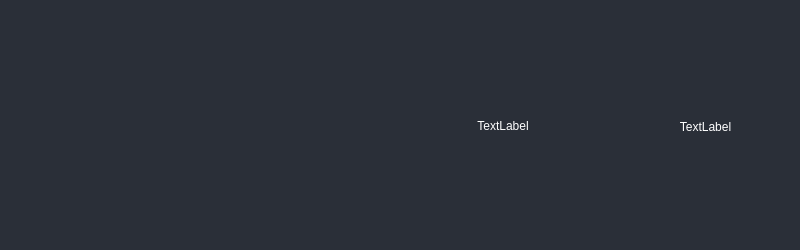
Qt form forms/elementProductInCart.ui (LunexCoding/MiniShopUI) before a commit.
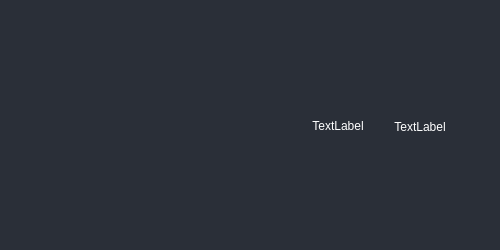
The same form after that commit. Icons and pictures are not drawn.

```diff
--- a/forms/elementProductInCart.ui
+++ b/forms/elementProductInCart.ui
@@ -6,7 +6,7 @@
    <rect>
     <x>0</x>
     <y>0</y>
-    <width>800</width>
+    <width>500</width>
     <height>250</height>
    </rect>
   </property>
@@ -18,13 +18,13 @@
   </property>
   <property name="minimumSize">
    <size>
-    <width>800</width>
+    <width>500</width>
     <height>250</height>
    </size>
   </property>
   <property name="maximumSize">
    <size>
-    <width>800</width>
+    <width>820</width>
     <height>270</height>
    </size>
   </property>
@@ -67,7 +67,7 @@
     <widget class="QGroupBox" name="groupBox">
      <property name="minimumSize">
       <size>
-       <width>800</width>
+       <width>500</width>
        <height>250</height>
       </size>
      </property>
@@ -203,7 +203,7 @@
               </property>
               <layout class="QHBoxLayout" name="horizontalLayout_6">
                <property name="spacing">
-                <number>0</number>
+                <number>10</number>
                </property>
                <property name="leftMargin">
                 <number>10</number>
@@ -221,7 +221,7 @@
                 <widget class="QLabel" name="productName">
                  <property name="minimumSize">
                   <size>
-                   <width>350</width>
+                   <width>150</width>
                    <height>0</height>
                   </size>
                  </property>
```
Left out of the diff: 4 changed lines with no effect on the pictures.
